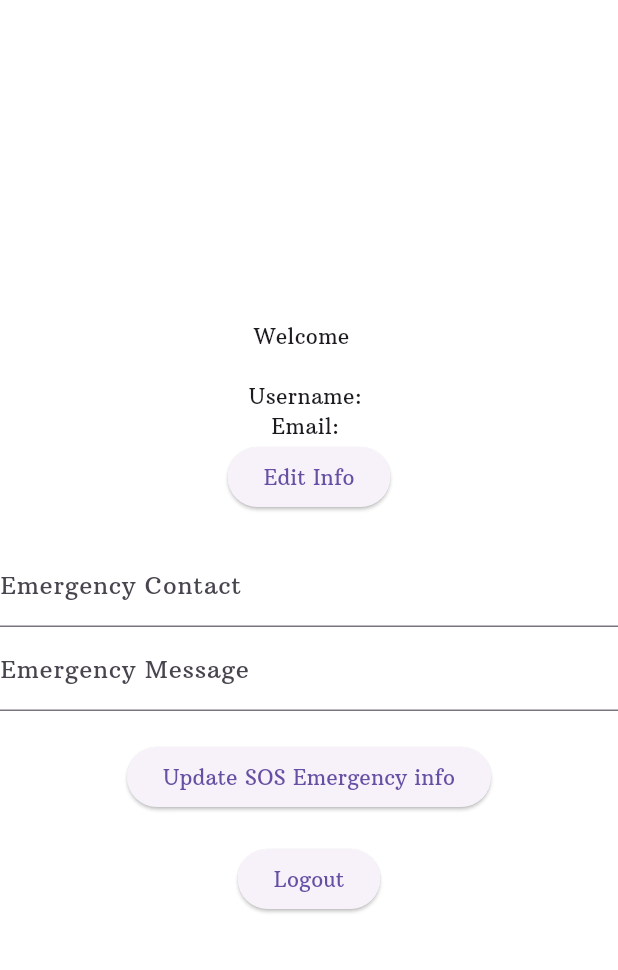
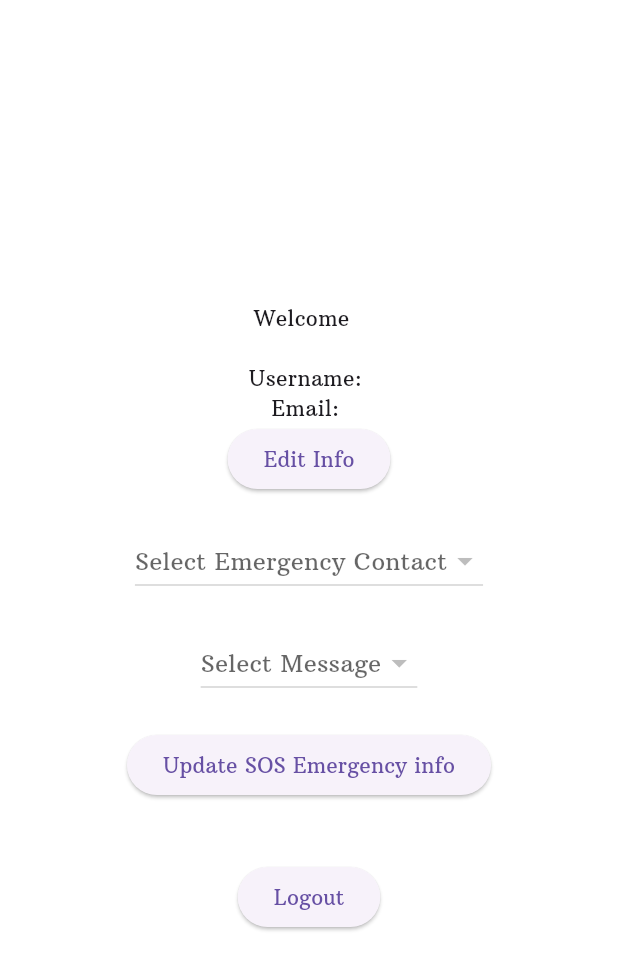
Before and after one commit to TeamSafety/SecureMe, a Flutter app: the MyProfile screen opened directly, after a tap on "Update SOS Emergency info", on a phone screen of 412 x 824 dp. Shown: the top 970 px of the screen. Run offline on Flutter 3.47's test engine with Material 3 defaults, Android fonts, the phone set to English and light mode, and no system bars; our stand-ins replace cloud_firestore, firebase_auth, firebase_core, firebase_messaging, flutter_map, flutter_svg and 4 more; missing offline and left inert: flutter_map_location_marker; accounts and stored records are empty.

Commit message:
Add dropdown lists for mergenct contacts and messages

```diff
--- /dev/null
+++ b/SourceCode/SecureShe_App/lib/models/drop_downList.dart
@@ -0,0 +1,66 @@
+import 'package:flutter/material.dart';
+
+
+class DropdownButtonClass extends StatefulWidget {
+  final List<String> contacts;
+  final List<String> messages;
+  final ValueChanged<String?> onContactChanged;
+  final ValueChanged<String?> onMessageChanged;
+
+  DropdownButtonClass({
+    required this.contacts,
+    required this.messages,
+    required this.onContactChanged,
+    required this.onMessageChanged,
+  });
+
+  @override
+  _DropdownButtonClassState createState() => _DropdownButtonClassState();
+}
+
+class _DropdownButtonClassState extends State<DropdownButtonClass> {
+  String? selectedContact;
+  String? selectedMessage;
+
+  @override
+  Widget build(BuildContext context) {
+    return Column(
+      mainAxisAlignment: MainAxisAlignment.center,
+      children: [
+        DropdownButton<String>(
+          value: selectedContact,
+          hint: const Text('Select Emergency Contact'),
+          onChanged: (String? value) {
+            setState(() {
+              selectedContact = value;
+              widget.onContactChanged(value);
+            });
+          },
+          items: widget.contacts.map((String contact) {
+            return DropdownMenuItem<String>(
+              value: contact,
+              child: Text(contact),
+            );
+          }).toList(),
+        ),
+        const SizedBox(height: 20),
+        DropdownButton<String>(
+          value: selectedMessage,
+          hint: const Text('Select Message'),
+          onChanged: (String? value) {
+            setState(() {
+              selectedMessage = value;
+              widget.onMessageChanged(value);
+            });
+          },
+          items: widget.messages.map((String message) {
+            return DropdownMenuItem<String>(
+              value: message,
+              child: Text(message),
+            );
+          }).toList(),
+        ),
+      ],
+    );
+  }
+}
--- a/SourceCode/SecureShe_App/lib/pages/my_profile.dart
+++ b/SourceCode/SecureShe_App/lib/pages/my_profile.dart
@@ -3,6 +3,7 @@ import 'package:cloud_firestore/cloud_firestore.dart';
 import 'package:firebase_auth/firebase_auth.dart';
 import 'package:my_app/models/AppVars.dart';
 import 'package:my_app/models/Profile/SOS_configuration.dart';
+import 'package:my_app/models/drop_downList.dart';
 import 'package:my_app/pages/login.dart';
 
 final FirebaseAuth _auth = FirebaseAuth.instance;
@@ -18,19 +19,27 @@ class MyProfile extends StatefulWidget {
 class _MyProfileState extends State<MyProfile> {
   final TextEditingController _usernameController = TextEditingController();
   final TextEditingController _emailController = TextEditingController();
-  final TextEditingController _emergencyContactController = TextEditingController();
-  final TextEditingController _emergencyMessageController = TextEditingController();
-  final List<String> contacts = ['KawtharKH'];
+  //final TextEditingController _emergencyContactController = TextEditingController();
+  //final TextEditingController _emergencyMessageController = TextEditingController();
+
+  List<String> userContacts = ["KawtharKH"];
+  List<String> userMessages = ["Help please"];
+  String? selectedEmergencyContact;
+  String? selectedEmergencyMessage;
+
+  late Future<void> userProfileFuture;
+
   @override
   void initState() {
     super.initState();
-    fetchUserProfile();
+    userProfileFuture = fetchUserProfile();
   }
 
-  void fetchUserProfile() async {
+  Future<void> fetchUserProfile() async {
     User? user = _auth.currentUser;
 
     if (user != null) {
+      // Fetch user profile data
       DocumentSnapshot<Map<String, dynamic>> snapshot = await FirebaseFirestore
           .instance
           .collection('Users')
@@ -43,10 +52,32 @@ class _MyProfileState extends State<MyProfile> {
           _emailController.text = snapshot['email'];
         });
       } else {
-        //print('Document does not exist.');
+        // Handle the case where the document does not exist.
+      }
+
+      // Fetch user contacts
+      QuerySnapshot<Map<String, dynamic>> contactsSnapshot = await FirebaseFirestore
+          .instance
+          .collection('Users')
+          .doc(user.uid)
+          .collection('contacts')
+          .get();
+
+      userContacts = contactsSnapshot.docs.map((doc) => doc['contactName'] as String).toList();
+
+      // Fetch user messages
+      QuerySnapshot<Map<String, dynamic>> messagesSnapshot = await FirebaseFirestore
+          .instance
+          .collection('Users')
+          .doc(user.uid)
+          .collection('messages')
+          .get();
+
+      userMessages = messagesSnapshot.docs.map((doc) => doc['message'] as String).toList();
     }
   }
-  }
+
+
 
   Future<void> updateProfile() async {
     User? user = _auth.currentUser;
@@ -183,7 +214,18 @@ class _MyProfileState extends State<MyProfile> {
       //   ),
       // ),
       body: Center(
-        child: Column(
+        child: FutureBuilder(
+          future: userProfileFuture,
+          builder: (context, snapshot) {
+            if (snapshot.connectionState == ConnectionState.waiting) {
+              // Return a loading indicator while fetching data
+              return CircularProgressIndicator();
+            } else if (snapshot.hasError) {
+              // Handle error
+              return Text('Error: ${snapshot.error}');
+            } else {
+              // Data has been fetched, build the UI
+              return Column(
                 mainAxisAlignment: MainAxisAlignment.center,
                 children: <Widget>[
                   Text("Welcome ${_usernameController.text} "),
@@ -212,23 +254,52 @@ class _MyProfileState extends State<MyProfile> {
                     height: 20,
                   ),
                   // SOS Button Configuration UI
-            TextField(
-              controller: _emergencyContactController,
-              decoration: const InputDecoration(labelText: 'Emergency Contact'),
+                  // TextField(
+                  //   controller: _emergencyContactController,
+                  //   decoration: const InputDecoration(labelText: 'Emergency Contact'),
+                  // ),
+                  // TextField(
+                  //   controller: _emergencyMessageController,
+                  //   decoration: const InputDecoration(labelText: 'Emergency Message'),
+                  // ),
+                  DropdownButtonClass(
+                    contacts: userContacts,
+                    messages: userMessages,
+                    onContactChanged: (String? value) {
+                      setState(() {
+                        selectedEmergencyContact = value;
+                      });
+                    },
+                    onMessageChanged: (String? value) {
+                      setState(() {
+                        selectedEmergencyMessage = value;
+                      });
+                    },
                   ),
-            TextField(
-              controller: _emergencyMessageController,
-              decoration: const InputDecoration(labelText: 'Emergency Message'),
-            ),
+
                   const SizedBox(height: 20),
+
                   ElevatedButton(
                     onPressed: () async {
                       await updateProfile();
-                EmergencyConfiguration emergencyClass = EmergencyConfiguration(message: 'Help me', contacts: contacts );
+                      EmergencyConfiguration emergencyClass = EmergencyConfiguration(
+                        message: selectedEmergencyMessage ?? 'Default Message',
+                        contacts: [selectedEmergencyContact ?? ''],
+                      );
                       emergencyClass.emergencySOSUpdate();
                     },
                     child: const Text('Update SOS Emergency info'),
                   ),
+
+                  const SizedBox(height: 20),
+                  // ElevatedButton(
+                  //   onPressed: () async {
+                  //     await updateProfile();
+                  //     EmergencyConfiguration emergencyClass = EmergencyConfiguration(message: 'Help me', contacts: contacts );
+                  //     emergencyClass.emergencySOSUpdate();
+                  //   },
+                  //   child: const Text('Update SOS Emergency info'),
+                  // ),
                   const SizedBox(height: 20),
                   ElevatedButton(
                     onPressed: () async {
@@ -244,9 +315,9 @@ class _MyProfileState extends State<MyProfile> {
                     child: const Text('Logout'),
                   ),
                 ],
-        ),
-      ),
-    );
+              );}
+    }),
+    ));
   }
 }
 
```
Lines whose indentation alone changed are shown as unchanged.
